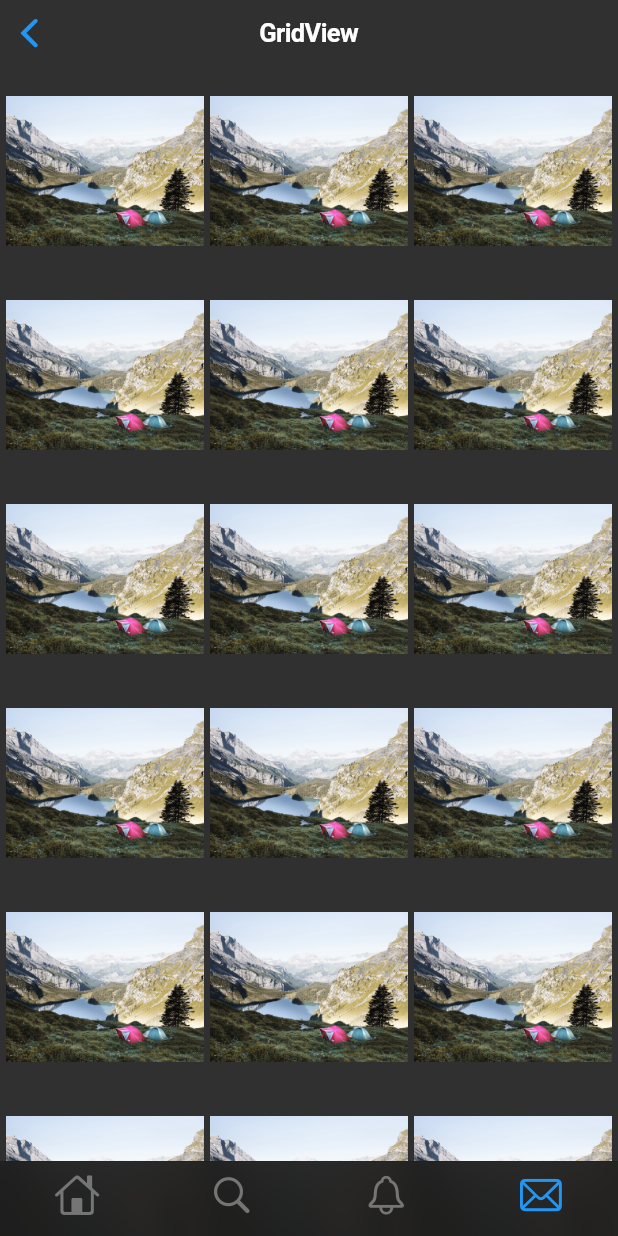
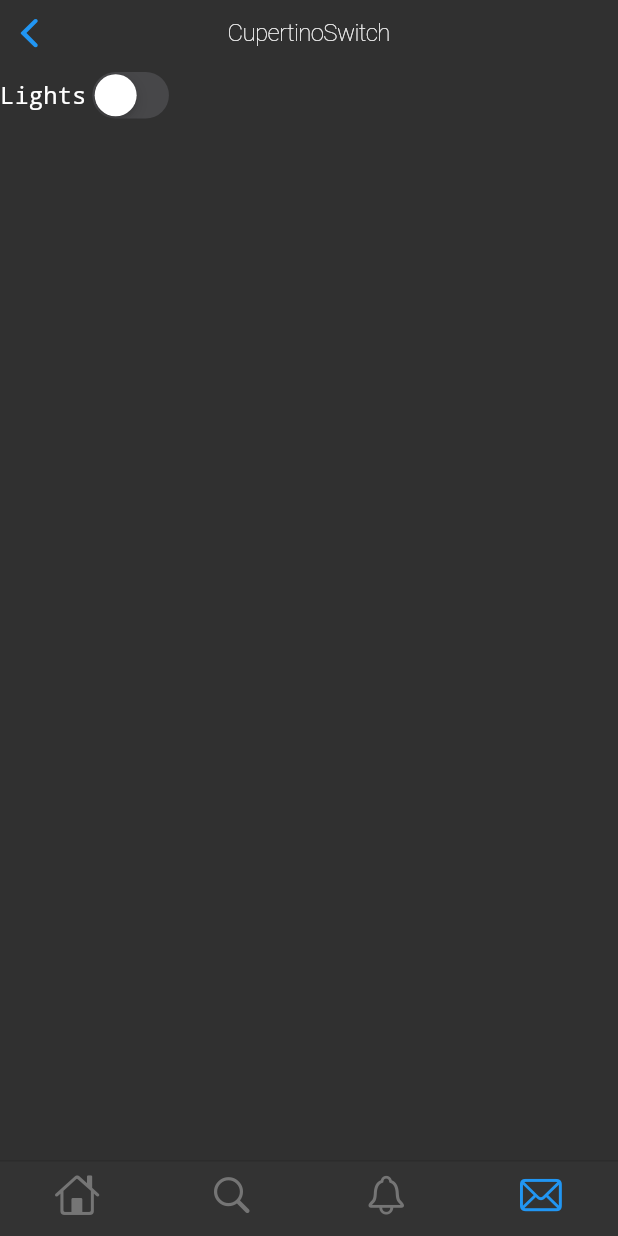
Before and after one commit to hiroyuki12/flutter_my_app, a Flutter app: the MyHome screen opened by its route, item 4 of the bottom bar chosen, on a phone screen of 412 x 824 dp. Run offline on Flutter 3.47's test engine with Material 2 defaults, Android fonts, the phone set to English and light mode, and no system bars; our stand-ins replace device_info.

Commit message:
add CupertinoSwitch

```diff
--- a/lib/pages/BottomNavigationBar.dart
+++ b/lib/pages/BottomNavigationBar.dart
@@ -1,6 +1,6 @@
 import 'package:flutter/cupertino.dart';
 import 'package:flutter/material.dart';
-import 'HelloWorld.dart';
+import 'Cupertino/CupertinoHelloWorld.dart';
 import 'HomeScreen.dart';
 import 'SettingScreen.dart';
 
@@ -69,7 +69,7 @@ class _MyBottomNavigationBarState extends State<MyBottomNavigationBar> {
         },
         // ページ下部のナビゲーションメニューに相当する各ページビュー。後述
         children: [
-          HelloWorld(),
+          CupertinoHelloWorld(),
           Setting(),
           MyHome(),
         ]),
--- /dev/null
+++ b/lib/pages/Cupertino/CupertinoSwitch.dart
@@ -0,0 +1,44 @@
+import 'package:flutter/cupertino.dart';
+import 'package:flutter/material.dart';
+
+class MyCupertinoSwitch extends StatefulWidget {
+  @override
+    State<StatefulWidget> createState() {
+    return _State();
+  }
+}
+
+bool _lights = false;
+
+class _State extends State<MyCupertinoSwitch> {
+  var myTextStyle = new TextStyle(
+    fontWeight: FontWeight.w100,
+    decoration: TextDecoration.none,
+    fontSize: 16,
+    color: CupertinoColors.white);
+
+  @override
+  Widget build(BuildContext context) {
+    var myTextStyle = new TextStyle(
+    fontWeight: FontWeight.w100,
+    decoration: TextDecoration.none,
+    fontSize: 16,
+    color: CupertinoColors.white);
+
+    return CupertinoPageScaffold(
+      navigationBar: CupertinoNavigationBar(
+        middle: Text("CupertinoSwitch", style: myTextStyle),
+        backgroundColor: const Color(0xff333333),
+      ),
+      child: Row(
+        children: [
+          Text('Lights', style: myTextStyle,),
+          CupertinoSwitch(
+            value: _lights,
+            onChanged: (bool value) { setState(() { _lights = value; }); },
+          ),
+        ],
+      ),
+    );
+  }
+}
--- a/lib/pages/HelloWorld.dart
+++ /dev/null
@@ -1,23 +0,0 @@
-import 'package:flutter/cupertino.dart';
-
-class HelloWorld extends StatefulWidget {
-  @override
-    State<StatefulWidget> createState() {
-    return _State();
-  }
-}
-
-class _State extends State<HelloWorld> {
-  @override
-  Widget build(BuildContext context) {
-    return CupertinoPageScaffold(
-      navigationBar: CupertinoNavigationBar(
-        middle: Text("Hello World", style: new TextStyle(color: CupertinoColors.white)),
-        backgroundColor: const Color(0xff333333),
-      ),
-      child: Center(
-        child: Text("Hello World2!"),
-      ),
-    );
-  }
-}
--- a/lib/pages/HomeScreen.dart
+++ b/lib/pages/HomeScreen.dart
@@ -1,8 +1,9 @@
 import 'package:flutter/cupertino.dart';
 import 'package:flutter_my_app/pages/SettingScreen.dart';
-import 'BottomNavigationBar.dart';
+import 'Cupertino/CupertinoDatePicker.dart';
+import 'Cupertino/CupertinoSwitch.dart';
 import 'GridViewScreen.dart';
-import 'HelloWorld.dart';
+import 'Cupertino/CupertinoHelloWorld.dart';
 
 class MyHome extends StatefulWidget {
   @override
@@ -16,6 +17,7 @@ class _State extends State<MyHome> {
   Widget build(BuildContext context) {
     return CupertinoTabScaffold(
       tabBar: CupertinoTabBar(
+        backgroundColor: const Color(0xff333333),
         items: [
           BottomNavigationBarItem(
             icon: Icon(CupertinoIcons.home),
@@ -36,9 +38,10 @@ class _State extends State<MyHome> {
         ]
       ),
       tabBuilder: (context, i) {
-        if(i==0)  return HelloWorld();
+        if(i==0)  return CupertinoHelloWorld();
         else if(i==1)  return Setting();
-        else  return MyGridView();
+        else if(i==2)  return MyGridView();
+        else  return MyCupertinoSwitch();
         //else  return MyBottomNavigationBar();
 
         // return CupertinoTabView(
```
